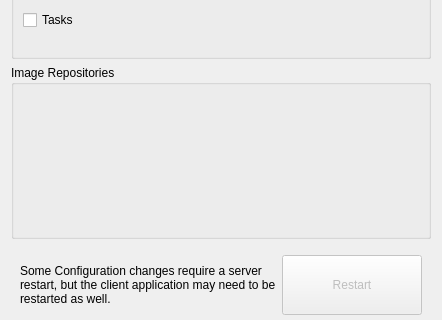
First picture: the form in gui/snowgui/main/configurationdialog.ui, repository AndreasFMueller/AstroPhotography, before the edit; both pictures show x 0 to 442 and y 153 to 473 of the 442 by 705 pixel window.
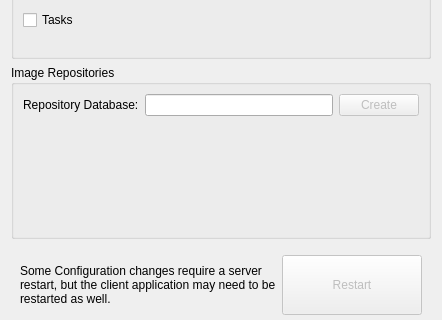
Second picture: the form after the edit. Custom widgets are drawn as their Qt base class.

Commit message: changes for configureable repository database

```diff
--- a/gui/snowgui/main/configurationdialog.ui
+++ b/gui/snowgui/main/configurationdialog.ui
@@ -96,8 +96,34 @@
      <property name="title">
       <string>Image Repositories</string>
      </property>
-     <layout class="QVBoxLayout" name="verticalLayout_2">
-      <item>
+     <layout class="QGridLayout" name="gridLayout_3">
+      <item row="0" column="0">
+       <widget class="QLabel" name="repodbLabel">
+        <property name="maximumSize">
+         <size>
+          <width>16777215</width>
+          <height>30</height>
+         </size>
+        </property>
+        <property name="text">
+         <string>Repository Database:</string>
+        </property>
+       </widget>
+      </item>
+      <item row="0" column="1">
+       <widget class="QLineEdit" name="repodbField"/>
+      </item>
+      <item row="0" column="2">
+       <widget class="QPushButton" name="repodbButton">
+        <property name="enabled">
+         <bool>false</bool>
+        </property>
+        <property name="text">
+         <string>Create</string>
+        </property>
+       </widget>
+      </item>
+      <item row="1" column="0" colspan="3">
        <widget class="snowgui::repositoryconfigurationwidget" name="repositoryconfiguration" native="true"/>
       </item>
      </layout>
```
The commit also changes 19 other files.
